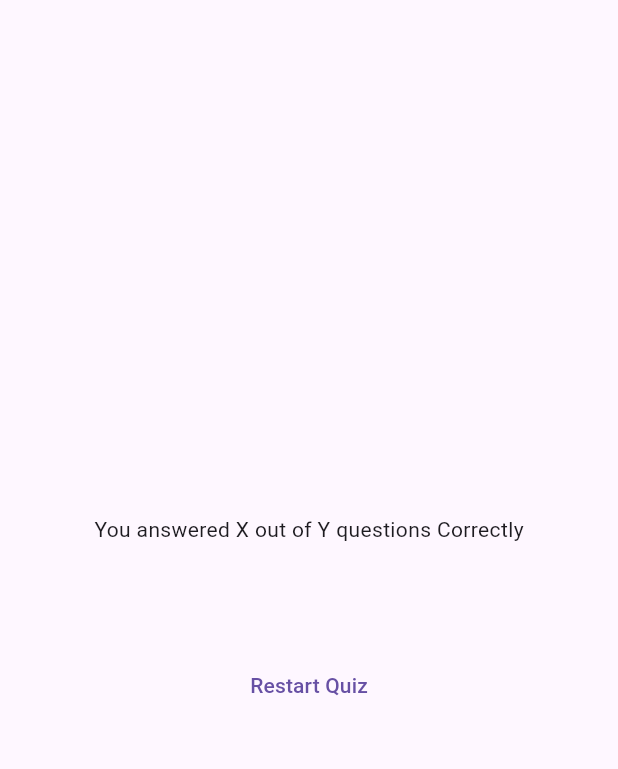
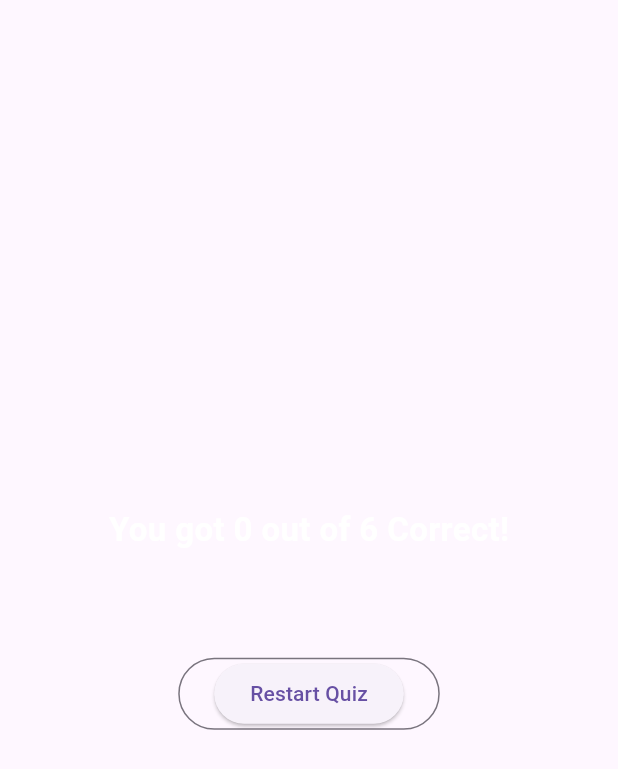
Before and after one commit to ReedRaggles/quiz_app_fa25, a Flutter app: the ResultsScreen widget shown alone on an empty page, opened directly with empty values, on a phone screen of 412 x 824 dp. Shown: the top 769 px of the screen. Run offline on Flutter 3.47's test engine with Material 3 defaults, Android fonts, the phone set to English and light mode, and no system bars; our stand-ins replace google_fonts.

Commit message:
Changed the restart button to look more visually appealing

```diff
--- a/lib/results_screen.dart
+++ b/lib/results_screen.dart
@@ -27,6 +27,14 @@ List<Map<String,Object>> getSummaryData(){
 @override
 Widget build(Context)
 {
+ final summaryData = getSummaryData();
+
+  final numTotalQuestions = questions.length;
+  final numCorrectQuestions = summaryData.where(
+    (data){
+      return data['correct_answer'] == data['user_answer'];
+    }
+  ).length;
   return SizedBox(
 
     width: double.infinity,
@@ -35,7 +43,13 @@ Widget build(Context)
       child: Column(
         mainAxisAlignment: MainAxisAlignment.center,
         children: [
-          const Text('You answered X out of Y questions Correctly'),
+          Text('You got $numCorrectQuestions out of $numTotalQuestions Correct!',
+          style: const TextStyle(
+            color: Colors.white,
+            fontSize: 22,
+            fontWeight: FontWeight.bold,
+          ),
+          ),
           const SizedBox(
             height: 30,
           ),
@@ -43,10 +57,16 @@ Widget build(Context)
           const SizedBox(
             height: 40,
           ),
-          TextButton(
-            onPressed: onRestart,
-            child: const Text('Restart Quiz'),
-          ),
+          OutlinedButton(
+            onPressed: () {},
+            style: OutlinedButton.styleFrom(
+              foregroundColor: Colors.white,
+            ),
+            child: ElevatedButton(
+              onPressed: onRestart,
+            child: Text("Restart Quiz"),
+            ),
+          )
         ],
       ),
     ),
```
